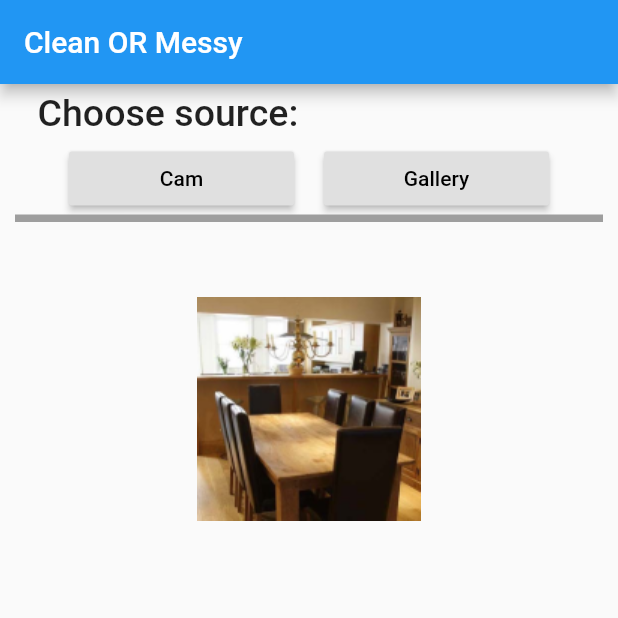
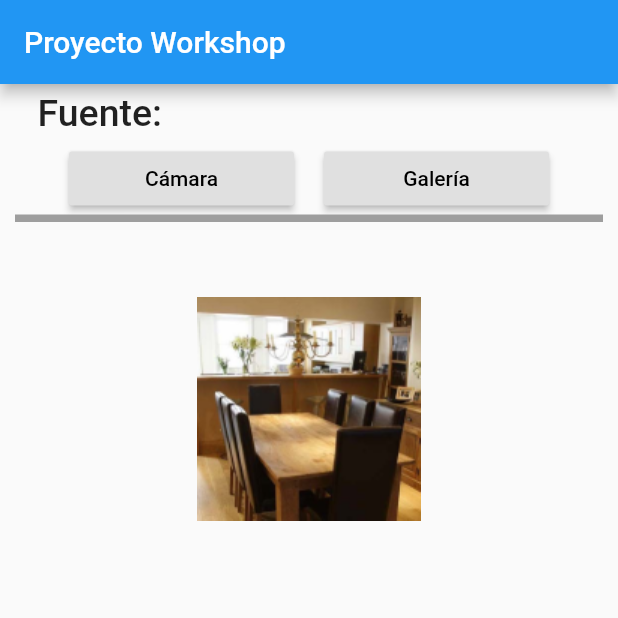
Before and after one commit to cmosquerat/workshop, a Flutter app: the screen it shows after launch, on a phone screen of 412 x 824 dp, the top half of it. Run offline on Flutter 3.47's test engine with Material 2 defaults, Android fonts, the phone set to English and light mode, and no system bars; our stand-ins replace image_picker; missing offline and left inert: tflite.

```diff
--- a/assets/labels.txt
+++ b/assets/labels.txt
@@ -1,2 +1,2 @@
-clean
-messy
+0 Class 1
+1 Class 2
--- a/lib/home.dart
+++ b/lib/home.dart
@@ -76,7 +76,7 @@ class _HomeState extends State<Home> {
   Widget build(BuildContext context) {
     return Scaffold(
       appBar: AppBar(
-        title: Text("Clean OR Messy"),
+        title: Text("Proyecto Workshop"),
       ),
       body: Container(
         padding: EdgeInsets.only(left: 10, right: 10),
@@ -90,7 +90,7 @@ class _HomeState extends State<Home> {
                 mainAxisAlignment: MainAxisAlignment.start,
                 crossAxisAlignment: CrossAxisAlignment.start,
                 children: <Widget>[
-                  _GroupText('Choose source:'),
+                  _GroupText('Fuente:'),
                   ButtonBar(
                     alignment: MainAxisAlignment.center,
                     buttonMinWidth: 150,
@@ -99,12 +99,12 @@ class _HomeState extends State<Home> {
                     children: <Widget>[
                       RaisedButton(
                         onPressed: pickImage,
-                        child: Text('Cam'),
+                        child: Text('Cámara'),
                       ),
                       SizedBox(width: 20),
                       RaisedButton(
                         onPressed: pickGalleryImage,
-                        child: Text('Gallery'),
+                        child: Text('Galería'),
                       ),
                     ],
                   )
```
Also changed, not shown: 2 other files.
